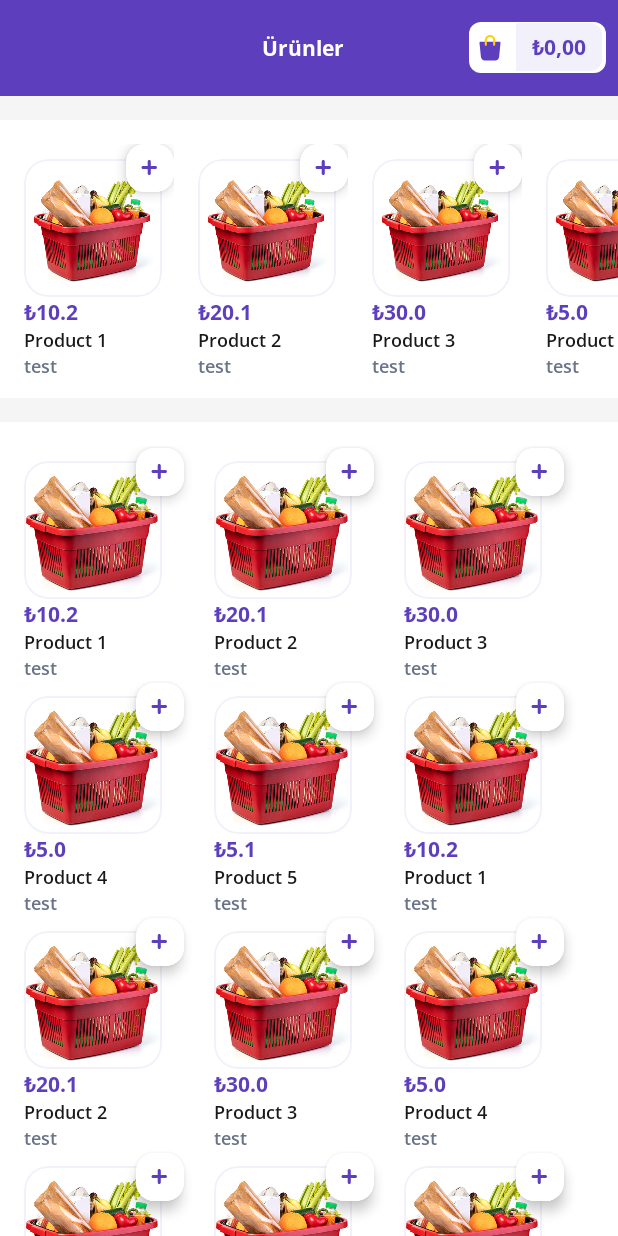
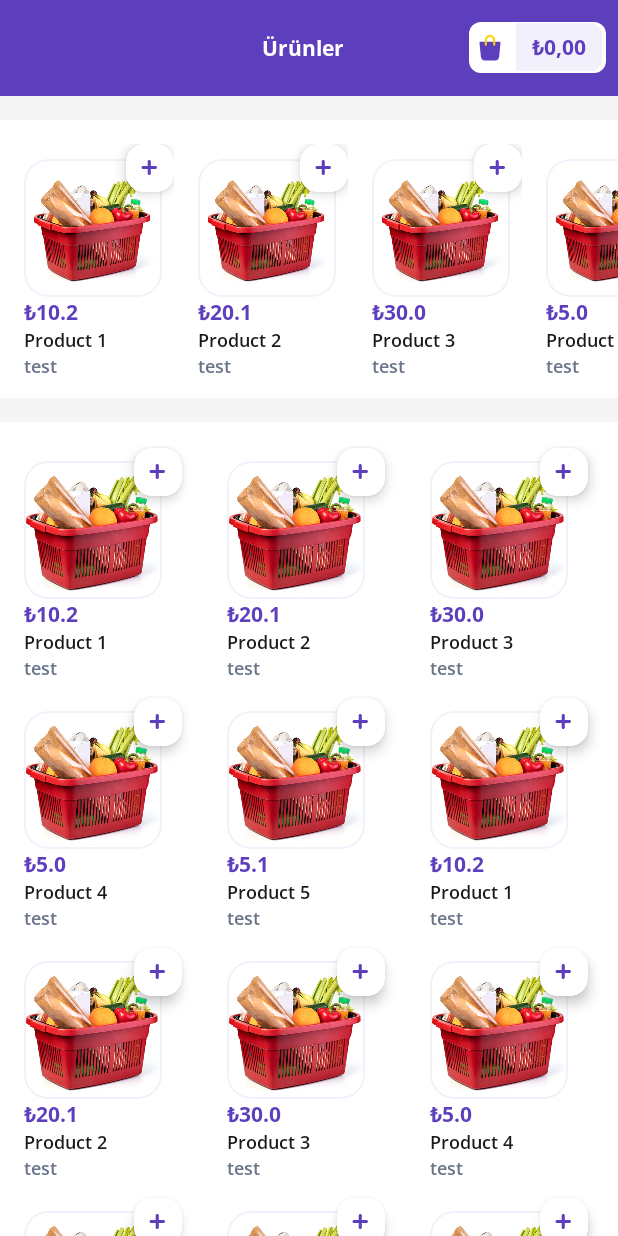
Before and after one commit to sengule/Getir-Bootcamp-Final-Project, an Android app: the fragment ProductListingFragment shown on its own in the app's theme, on a phone screen of 412 x 824 dp. Run offline under Robolectric (Android 15) with nearby library versions, the phone set to English and light mode, and no system bars.

Commit message:
grid items fixed

```diff
--- a/app/src/main/java/com/example/getir_bootcamp_final_project/ProductListingFragment.kt
+++ b/app/src/main/java/com/example/getir_bootcamp_final_project/ProductListingFragment.kt
@@ -9,9 +9,9 @@ import androidx.recyclerview.widget.GridLayoutManager
 import androidx.recyclerview.widget.LinearLayoutManager
 import androidx.recyclerview.widget.RecyclerView
 import com.example.getir_bootcamp_final_project.adapter.ProductAdapter
-import com.example.getir_bootcamp_final_project.databinding.FragmentBasketBinding
 import com.example.getir_bootcamp_final_project.databinding.FragmentProductListingBinding
-import com.example.getir_bootcamp_final_project.utils.MarginItemDecorator
+import com.example.getir_bootcamp_final_project.utils.GridItemDecorator
+import com.example.getir_bootcamp_final_project.utils.ItemDecorator
 import com.example.getir_bootcamp_final_project.utils.productList
 
 class ProductListingFragment : Fragment() {
@@ -41,18 +41,24 @@ class ProductListingFragment : Fragment() {
         val gridLayoutManager = GridLayoutManager(this.context, 3)
 
         val horizontalLayoutManager = LinearLayoutManager(this.context, RecyclerView.HORIZONTAL, false)
+        val margin = resources.getDimensionPixelSize(R.dimen.dimen_16dp)
+        val itemDecoration = ItemDecorator(margin)
 
-        productsHorizontalRecyclerView.layoutManager = horizontalLayoutManager
-        productsHorizontalRecyclerView.adapter = ProductAdapter(productList)
-        val margin = resources.getDimensionPixelSize(R.dimen.margin_start)
-        val itemDecoration = MarginItemDecorator(margin)
-        productsHorizontalRecyclerView.addItemDecoration(itemDecoration)
+        productsHorizontalRecyclerView.apply {
+            layoutManager = horizontalLayoutManager
+            adapter = ProductAdapter(productList)
+            addItemDecoration(itemDecoration)
+        }
 
         val newList = productList + productList + productList + productList
+        val gridMargin = resources.getDimensionPixelSize(R.dimen.dimen_10dp)
+        val gridDecorator = GridItemDecorator(3, gridMargin)
 
-        productsVerticalRecyclerView.layoutManager = gridLayoutManager
-        productsVerticalRecyclerView.adapter = ProductAdapter(newList, ProductAdapter.ITEM_LARGE)
-
+        productsVerticalRecyclerView.apply {
+            layoutManager = gridLayoutManager
+            adapter = ProductAdapter(newList, ProductAdapter.ITEM_LARGE)
+            addItemDecoration(gridDecorator)
+        }
     }
 
 }
--- /dev/null
+++ b/app/src/main/java/com/example/getir_bootcamp_final_project/utils/GridItemDecorator.kt
@@ -0,0 +1,30 @@
+package com.example.getir_bootcamp_final_project.utils
+
+import android.graphics.Rect
+import android.view.View
+import androidx.recyclerview.widget.RecyclerView
+import androidx.recyclerview.widget.RecyclerView.ItemDecoration
+
+
+class GridItemDecorator(
+    private val spanCount: Int,
+    private val spacing: Int,
+) : ItemDecoration() {
+
+    override fun getItemOffsets(
+        outRect: Rect,
+        view: View,
+        parent: RecyclerView,
+        state: RecyclerView.State,
+    ) {
+        val position = parent.getChildAdapterPosition(view)
+        val column = position % spanCount
+
+        outRect.left = column * spacing / spanCount
+        outRect.right = spacing - (column + 1) * spacing / spanCount
+        if (position >= spanCount) {
+            outRect.top = spacing
+        }
+    }
+
+}
--- a/app/src/main/java/com/example/getir_bootcamp_final_project/utils/MarginItemDecorator.kt
+++ b/app/src/main/java/com/example/getir_bootcamp_final_project/utils/ItemDecorator.kt
@@ -4,7 +4,9 @@ import android.graphics.Rect
 import android.view.View
 import androidx.recyclerview.widget.RecyclerView
 
-class MarginItemDecorator(private val marginStart: Int): RecyclerView.ItemDecoration() {
+class ItemDecorator(
+    private val marginStart: Int = 0,
+): RecyclerView.ItemDecoration() {
 
     override fun getItemOffsets(
         outRect: Rect,
--- a/app/src/main/res/layout/fragment_product_listing.xml
+++ b/app/src/main/res/layout/fragment_product_listing.xml
@@ -125,8 +125,9 @@
                     android:id="@+id/rv_products_vertical"
                     android:layout_width="match_parent"
                     android:layout_height="wrap_content"
-                    android:layout_marginHorizontal="16dp"
-                    android:layout_marginVertical="16dp" />
+                    android:paddingStart="16dp"
+                    android:paddingTop="16dp"
+                    />
 
             </com.google.android.material.card.MaterialCardView>
         </LinearLayout>
--- a/app/src/main/res/values/dimens.xml
+++ b/app/src/main/res/values/dimens.xml
@@ -1,5 +1,5 @@
 <?xml version="1.0" encoding="utf-8"?>
 <resources>
-    <dimen name="margin_start">16dp</dimen>
-
+    <dimen name="dimen_16dp">16dp</dimen>
+    <dimen name="dimen_10dp">10dp</dimen>
 </resources>
```
Also changed, not shown: app/src/main/res/layout/item_product_large.xml (line endings or trailing spaces).
